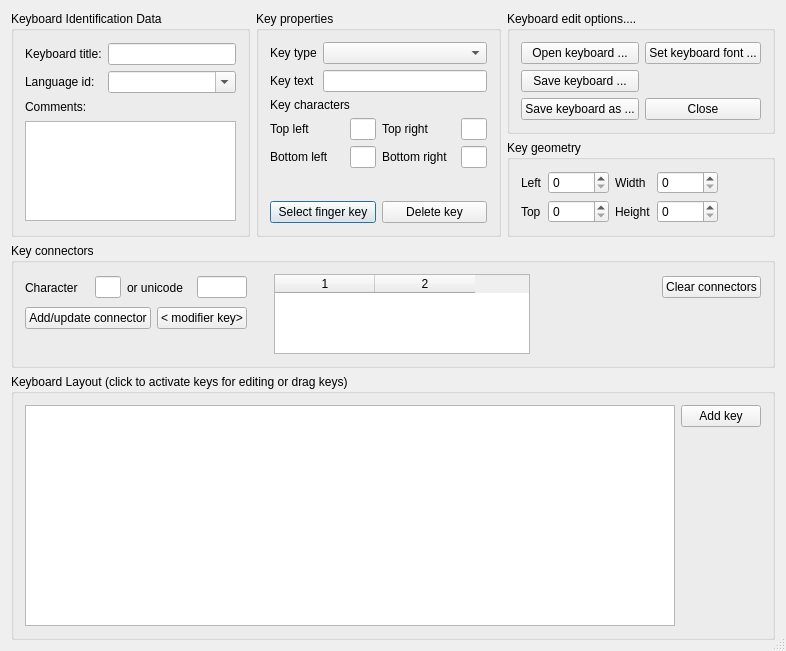
The window that src/ui/ktouchkeyboardeditordialog.ui (KDE/ktouch) describes before a commit, drawn with Qt 5.
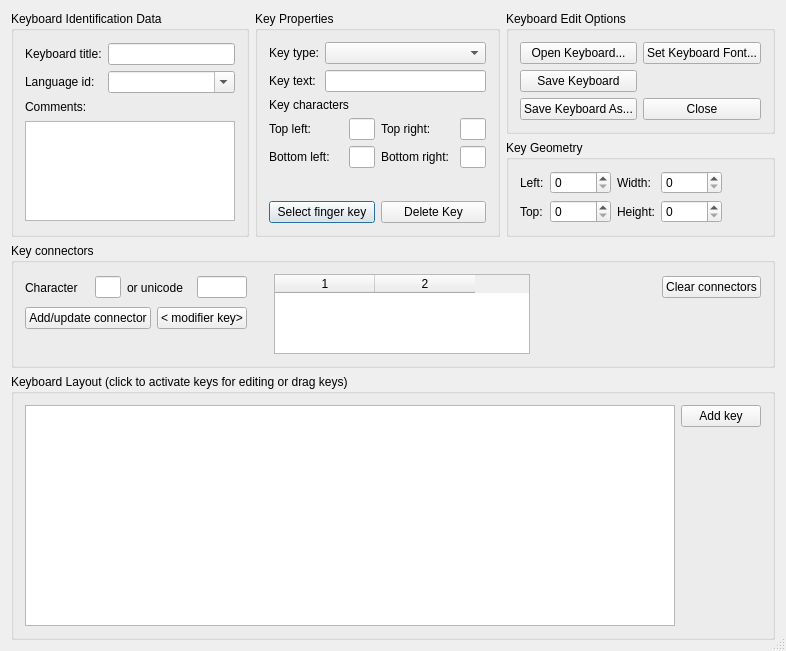
The same window after the commit. Custom widgets are drawn as their Qt base class.

Diff of the .ui file:
```diff
--- a/src/ui/ktouchkeyboardeditordialog.ui
+++ b/src/ui/ktouchkeyboardeditordialog.ui
@@ -91,7 +91,7 @@
    <item rowspan="2" row="0" column="1" >
     <widget class="QGroupBox" name="keyPropertiesBox" >
      <property name="title" >
-      <string>Key properties</string>
+      <string>Key Properties</string>
      </property>
      <layout class="QVBoxLayout" >
       <item>
@@ -99,7 +99,7 @@
         <item row="0" column="0" >
          <widget class="QLabel" name="label_6" >
           <property name="text" >
-           <string>Key type</string>
+           <string>Key type:</string>
           </property>
          </widget>
         </item>
@@ -109,7 +109,7 @@
         <item row="1" column="0" >
          <widget class="QLabel" name="keyTextLabel" >
           <property name="text" >
-           <string>Key text</string>
+           <string>Key text:</string>
           </property>
          </widget>
         </item>
@@ -136,7 +136,7 @@
         <item row="1" column="0" >
          <widget class="QLabel" name="label_2" >
           <property name="text" >
-           <string>Top left</string>
+           <string>Top left:</string>
           </property>
          </widget>
         </item>
@@ -159,7 +159,7 @@
         <item row="1" column="2" >
          <widget class="QLabel" name="label_3" >
           <property name="text" >
-           <string>Top right</string>
+           <string>Top right:</string>
           </property>
          </widget>
         </item>
@@ -188,7 +188,7 @@
         <item row="2" column="0" >
          <widget class="QLabel" name="label_4" >
           <property name="text" >
-           <string>Bottom left</string>
+           <string>Bottom left:</string>
           </property>
          </widget>
         </item>
@@ -211,7 +211,7 @@
         <item row="2" column="2" >
          <widget class="QLabel" name="label_5" >
           <property name="text" >
-           <string>Bottom right</string>
+           <string>Bottom right:</string>
           </property>
          </widget>
         </item>
@@ -264,7 +264,7 @@
         <item>
          <widget class="KPushButton" name="deleteKeyButton" >
           <property name="text" >
-           <string>Delete key</string>
+           <string>Delete Key</string>
           </property>
          </widget>
         </item>
@@ -282,7 +282,7 @@
       </sizepolicy>
      </property>
      <property name="title" >
-      <string>Keyboard edit options....</string>
+      <string>Keyboard Edit Options</string>
      </property>
      <layout class="QVBoxLayout" >
       <item>
@@ -290,21 +290,21 @@
         <item row="0" column="0" >
          <widget class="QPushButton" name="openButton" >
           <property name="text" >
-           <string>Open keyboard ...</string>
+           <string>Open Keyboard...</string>
           </property>
          </widget>
         </item>
         <item row="0" column="1" >
          <widget class="QPushButton" name="setFontButton" >
           <property name="text" >
-           <string>Set keyboard font ...</string>
+           <string>Set Keyboard Font...</string>
           </property>
          </widget>
         </item>
         <item row="1" column="0" >
          <widget class="QPushButton" name="saveButton" >
           <property name="text" >
-           <string>Save keyboard ...</string>
+           <string>Save Keyboard</string>
           </property>
          </widget>
         </item>
@@ -327,7 +327,7 @@
         <item row="2" column="0" >
          <widget class="QPushButton" name="saveAsButton" >
           <property name="text" >
-           <string>Save keyboard as ...</string>
+           <string>Save Keyboard As...</string>
           </property>
          </widget>
         </item>
@@ -359,13 +359,13 @@
    <item row="1" column="2" >
     <widget class="QGroupBox" name="keyGeometryBox" >
      <property name="title" >
-      <string>Key geometry</string>
+      <string>Key Geometry</string>
      </property>
      <layout class="QGridLayout" >
       <item row="0" column="0" >
        <widget class="QLabel" name="label" >
         <property name="text" >
-         <string>Left</string>
+         <string>Left:</string>
         </property>
        </widget>
       </item>
@@ -388,7 +388,7 @@
       <item row="0" column="2" >
        <widget class="QLabel" name="label_8" >
         <property name="text" >
-         <string>Width</string>
+         <string>Width:</string>
         </property>
        </widget>
       </item>
@@ -424,7 +424,7 @@
       <item row="1" column="0" >
        <widget class="QLabel" name="label_7" >
         <property name="text" >
-         <string>Top</string>
+         <string>Top:</string>
         </property>
        </widget>
       </item>
@@ -447,7 +447,7 @@
       <item row="1" column="2" >
        <widget class="QLabel" name="label_9" >
         <property name="text" >
-         <string>Height</string>
+         <string>Height:</string>
         </property>
        </widget>
       </item>
```
